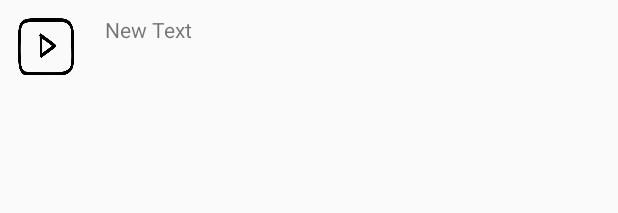
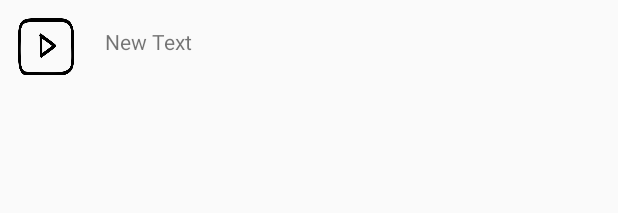
Before and after one commit to nazia-noorani/PopularMoviesApp, an Android app: the layout list_item_videos.xml on its own in the app's theme, with its tools: preview values and no code run, on a phone screen of 412 x 824 dp. Shown: the top 213 px of the screen. Run offline under Robolectric (Android 15) with nearby library versions, the phone set to English and light mode, and no system bars.

Commit message:
final commit

```diff
--- a/app/src/main/res/layout/footer_review_btn.xml
+++ b/app/src/main/res/layout/footer_review_btn.xml
@@ -5,6 +5,8 @@
     <Button
         android:id="@+id/button_reviews"
         android:text="@string/review"
+        android:background="@color/colorPrimaryDark"
+        android:textColor="@color/white"
         android:layout_width="match_parent"
         android:layout_alignParentBottom="true"
         android:layout_height="wrap_content" />
--- a/app/src/main/res/layout/fragment_detail_layout.xml
+++ b/app/src/main/res/layout/fragment_detail_layout.xml
@@ -47,12 +47,6 @@
             app:layout_behavior="@string/appbar_scrolling_view_behavior"
             />
     </android.support.design.widget.CoordinatorLayout>
-    <!--<Button-->
-        <!--android:id="@+id/button_reviews"-->
-        <!--android:text="@string/review"-->
-        <!--android:layout_width="match_parent"-->
-        <!--android:layout_alignParentBottom="true"-->
-        <!--android:layout_height="wrap_content" />-->
     <ProgressBar
         android:id="@+id/progressBarDetails"
         android:layout_width="wrap_content"
--- a/app/src/main/res/layout/list_item_videos.xml
+++ b/app/src/main/res/layout/list_item_videos.xml
@@ -1,7 +1,8 @@
 <?xml version="1.0" encoding="utf-8"?>
 <LinearLayout xmlns:android="http://schemas.android.com/apk/res/android"
     android:orientation="horizontal" android:layout_width="match_parent"
-    android:layout_height="match_parent">
+    android:layout_height="match_parent"
+    android:background="?android:attr/selectableItemBackground">
 
 
     <ImageView
@@ -15,6 +16,7 @@
     <TextView
         android:layout_width="wrap_content"
         android:layout_height="wrap_content"
+        android:paddingTop="@dimen/tv_padding"
         android:layout_margin="@dimen/margin"
         android:text="New Text"
         android:id="@+id/textView_video" />
--- a/app/src/main/res/values/dimens.xml
+++ b/app/src/main/res/values/dimens.xml
@@ -13,4 +13,5 @@
     <dimen name="tv_releaseDate_textSize">15sp</dimen>
     <dimen name="tv_content_margin">25dp</dimen>
     <dimen name="tv_author_textSize">20sp</dimen>
+    <dimen name="tv_padding">8dp</dimen>
 </resources>
```
Also changed, not shown: app/src/main/java/nazianoorani/popularmoviesapp/adapters/TrailersListAdapter.java (+21 -20 lines), app/src/main/res/layout/list_header_items.xml (+2 -6 lines).
